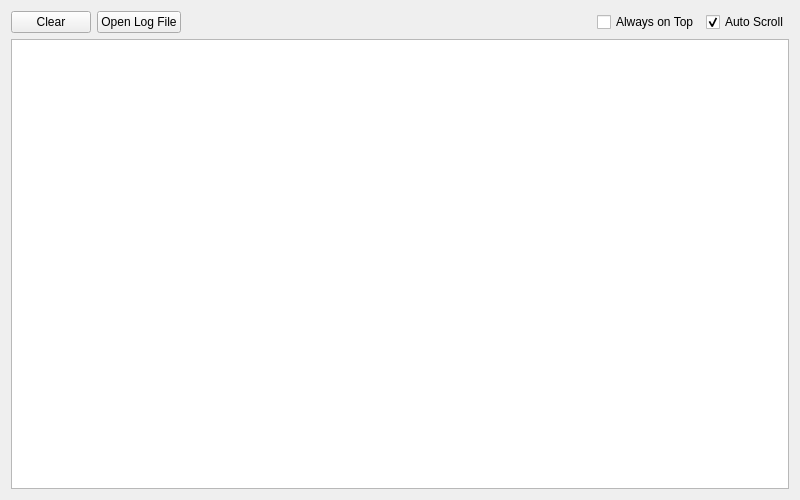
Qt form player/proj.qt/consoleui.ui (chukong/quick-cocos2d-x) before a commit.
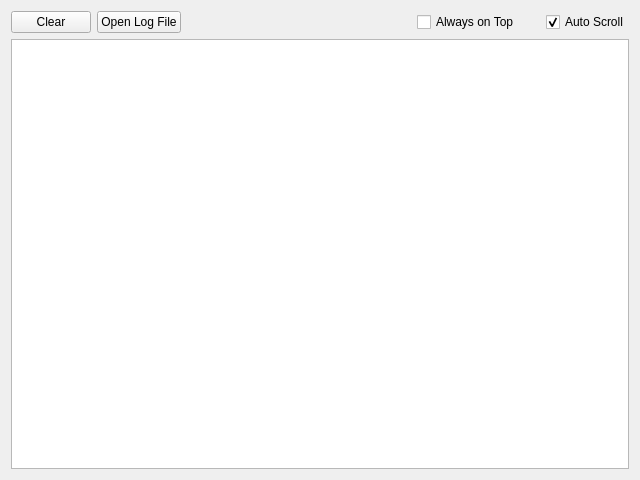
The same form after that commit.

What changed in the file:
```diff
--- a/player/proj.qt/consoleui.ui
+++ b/player/proj.qt/consoleui.ui
@@ -6,8 +6,8 @@
    <rect>
     <x>0</x>
     <y>0</y>
-    <width>800</width>
-    <height>500</height>
+    <width>640</width>
+    <height>480</height>
    </rect>
   </property>
   <property name="windowTitle">
@@ -52,8 +52,30 @@
          </property>
         </widget>
        </item>
+       <item>
+        <spacer name="horizontalSpacer_2">
+         <property name="orientation">
+          <enum>Qt::Horizontal</enum>
+         </property>
+         <property name="sizeType">
+          <enum>QSizePolicy::Fixed</enum>
+         </property>
+         <property name="sizeHint" stdset="0">
+          <size>
+           <width>20</width>
+           <height>20</height>
+          </size>
+         </property>
+        </spacer>
+       </item>
        <item>
         <widget class="QCheckBox" name="scrollButton">
+         <property name="minimumSize">
+          <size>
+           <width>0</width>
+           <height>0</height>
+          </size>
+         </property>
          <property name="text">
           <string>Auto Scroll</string>
          </property>
```
